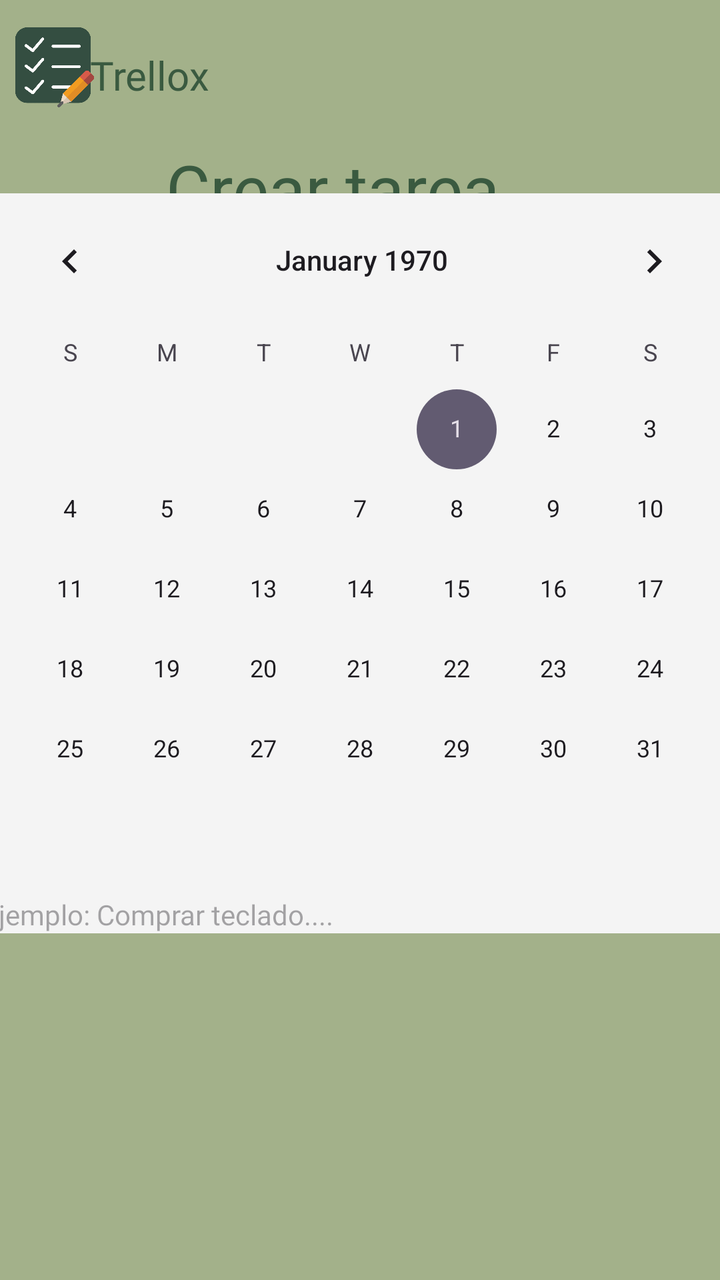
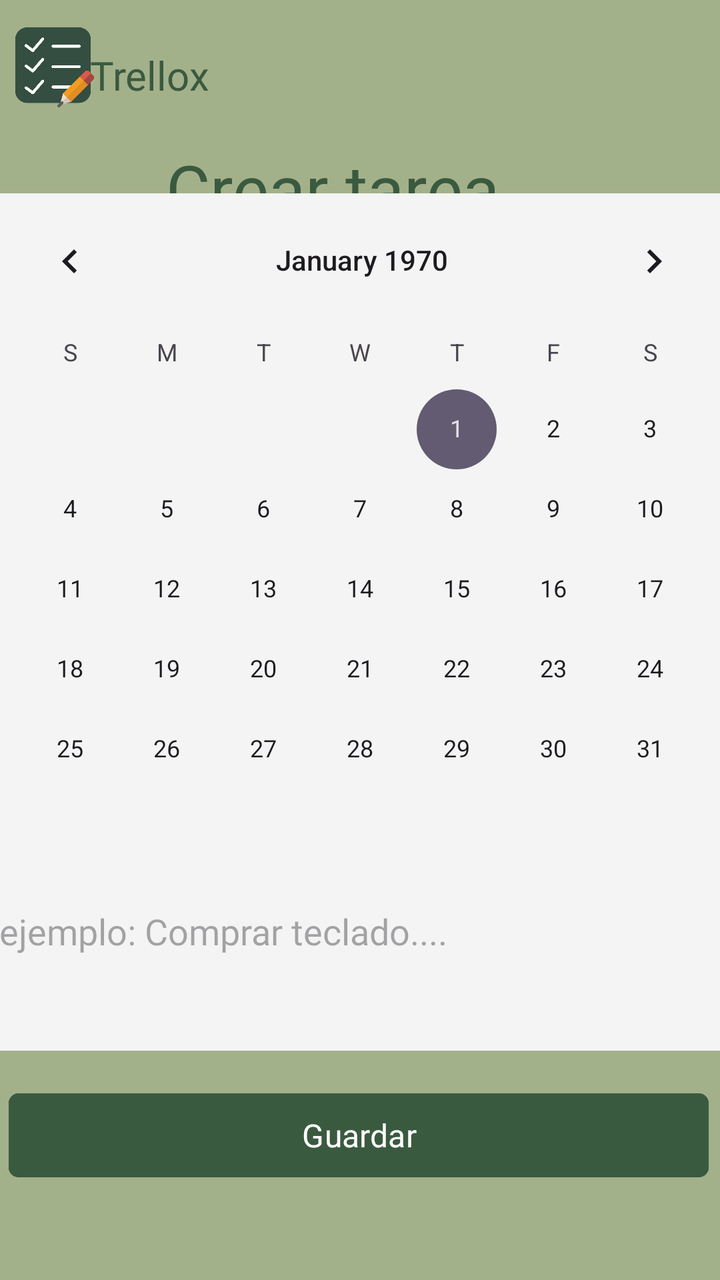

Before-and-after screenshots of an Android layout around one commit, followed by the original layout XML and the change that was made.
<!-- AndroidManifest.xml: application theme Theme.Trellox -->
<!-- res/layout/crear_tareas.xml -->
<?xml version="1.0" encoding="utf-8"?>
<androidx.constraintlayout.widget.ConstraintLayout xmlns:android="http://schemas.android.com/apk/res/android"
    xmlns:app="http://schemas.android.com/apk/res-auto"
    xmlns:tools="http://schemas.android.com/tools"
    android:id="@+id/crearTarea"
    android:layout_width="match_parent"
    android:layout_height="match_parent"
    android:background="@color/verde_claro">

    <ImageView
        android:id="@+id/imgLogo"
        android:layout_width="40dp"
        android:layout_height="40dp"
        android:contentDescription="@string/img_logo"
        app:layout_constraintBottom_toBottomOf="parent"
        app:layout_constraintEnd_toEndOf="parent"
        app:layout_constraintHorizontal_bias="0.023"
        app:layout_constraintStart_toStartOf="parent"
        app:layout_constraintTop_toTopOf="parent"
        app:layout_constraintVertical_bias="0.023"
        app:srcCompat="@drawable/lista" />

    <TextView
        android:id="@+id/nombreApp"
        android:layout_width="wrap_content"
        android:layout_height="wrap_content"
        android:fontFamily="@font/amaranth_bold"
        android:text="@string/app_name"
        android:textColor="@color/verde_oscuro"
        android:textSize="20sp"
        app:layout_constraintBottom_toBottomOf="parent"
        app:layout_constraintEnd_toEndOf="parent"
        app:layout_constraintHorizontal_bias="0.15"
        app:layout_constraintStart_toStartOf="parent"
        app:layout_constraintTop_toTopOf="parent"
        app:layout_constraintVertical_bias="0.039" />

    <TextView
        android:id="@+id/idtitulo"
        android:layout_width="wrap_content"
        android:layout_height="wrap_content"
        android:fontFamily="@font/amaranth"
        android:text="@string/tarea"
        android:textColor="@color/verde_oscuro"
        android:textSize="34sp"
        app:layout_constraintBottom_toBottomOf="parent"
        app:layout_constraintEnd_toEndOf="parent"
        app:layout_constraintHorizontal_bias="0.43"
        app:layout_constraintStart_toStartOf="parent"
        app:layout_constraintTop_toTopOf="parent"
        app:layout_constraintVertical_bias="0.12" />

    <CalendarView
        android:id="@+id/calendarioCT"
        android:layout_width="380dp"
        android:layout_height="370dp"
        android:background="@color/gris_claro"
        android:focusedMonthDateColor="@color/gris_claro"
        app:layout_constraintBottom_toBottomOf="parent"
        app:layout_constraintEnd_toEndOf="parent"
        app:layout_constraintHorizontal_bias="0.483"
        app:layout_constraintStart_toStartOf="parent"
        app:layout_constraintTop_toTopOf="parent"
        app:layout_constraintVertical_bias="0.358" />

    <TextView
        android:id="@+id/inputTarea"
        android:layout_width="377dp"
        android:layout_height="112dp"
        android:fontFamily="@font/amaranth"
        android:hint="@string/msgTarea"
        android:inputType="textAutoCorrect"
        app:layout_constraintBottom_toBottomOf="parent"
        app:layout_constraintEnd_toEndOf="parent"
        app:layout_constraintStart_toStartOf="parent"
        app:layout_constraintTop_toTopOf="parent"
        app:layout_constraintVertical_bias="0.848" />
</androidx.constraintlayout.widget.ConstraintLayout>
<!-- resources referenced by this layout -->
<resources>
  <color name="gris_claro">#F4F4F4</color>
  <color name="verde_claro">#A3B18A</color>
  <color name="verde_oscuro">#3A5A40</color>
  <!-- drawable lista: png bitmap (drawable, 18316 bytes) -->
  <string name="app_name">Trellox</string>
  <string name="img_logo">logo</string>
  <string name="msgTarea">ejemplo: Comprar teclado.... </string>
  <string name="tarea">Crear tarea </string>
  <style name="Theme.Trellox" parent="Base.Theme.Trellox" />
  <style name="Base.Theme.Trellox" parent="Theme.Material3.DayNight.NoActionBar">
          
          
      </style>
</resources>

<!-- the commit's change to res/layout/crear_tareas.xml (unified diff, before → after) -->
@@ -63,16 +63,38 @@
         app:layout_constraintTop_toTopOf="parent"
         app:layout_constraintVertical_bias="0.358" />
 
-    <TextView
+    <EditText
         android:id="@+id/inputTarea"
         android:layout_width="377dp"
-        android:layout_height="112dp"
+        android:layout_height="80dp"
+        android:background="@color/gris_claro"
         android:fontFamily="@font/amaranth"
+        android:gravity="top"
         android:hint="@string/msgTarea"
-        android:inputType="textAutoCorrect"
+        android:inputType="textMultiLine|textAutoCorrect"
+        android:padding="8dp"
         app:layout_constraintBottom_toBottomOf="parent"
         app:layout_constraintEnd_toEndOf="parent"
+        app:layout_constraintHorizontal_bias="0.529"
         app:layout_constraintStart_toStartOf="parent"
         app:layout_constraintTop_toTopOf="parent"
-        app:layout_constraintVertical_bias="0.848" />
+        app:layout_constraintVertical_bias="0.795" />
+
+    <Button
+        android:id="@+id/btnGuardarTarea"
+        android:layout_width="350dp"
+        android:layout_height="50dp"
+        android:backgroundTint="@color/verde_oscuro"
+        android:fontFamily="@font/amaranth"
+        android:onClick="guardarTarea"
+        android:text="Guardar"
+        android:textColor="@color/blanco"
+        android:textSize="16sp"
+        app:cornerRadius="5dp"
+        app:layout_constraintBottom_toBottomOf="parent"
+        app:layout_constraintEnd_toEndOf="parent"
+        app:layout_constraintHorizontal_bias="0.442"
+        app:layout_constraintStart_toStartOf="parent"
+        app:layout_constraintTop_toTopOf="parent"
+        app:layout_constraintVertical_bias="0.92" />
 </androidx.constraintlayout.widget.ConstraintLayout>
<!-- resource entries referenced after the edit -->
@@ -1,5 +1,6 @@
 <!-- resources referenced by this layout -->
 <resources>
+  <color name="blanco">#FFFFFFFF</color>
   <color name="gris_claro">#F4F4F4</color>
   <color name="verde_claro">#A3B18A</color>
   <color name="verde_oscuro">#3A5A40</color>
